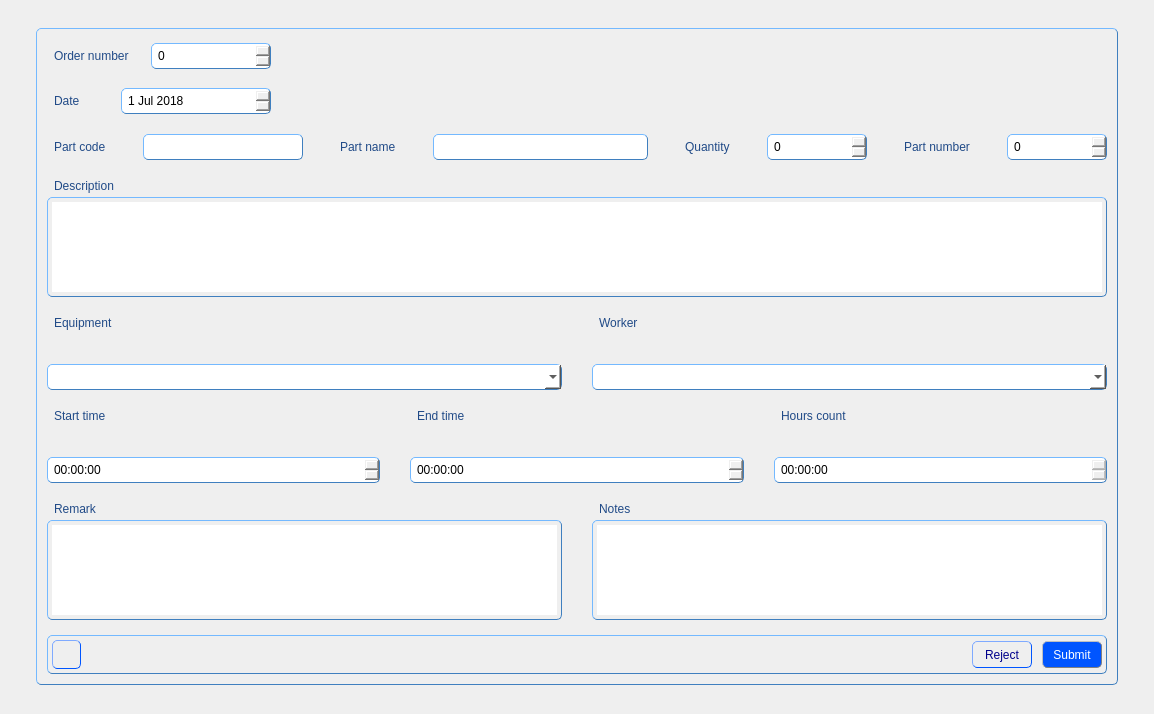
Before: the Qt Designer form JobAccounting/JobAccounting/src/editorform.ui in Rork96/QtProjects, drawn with Qt 5.
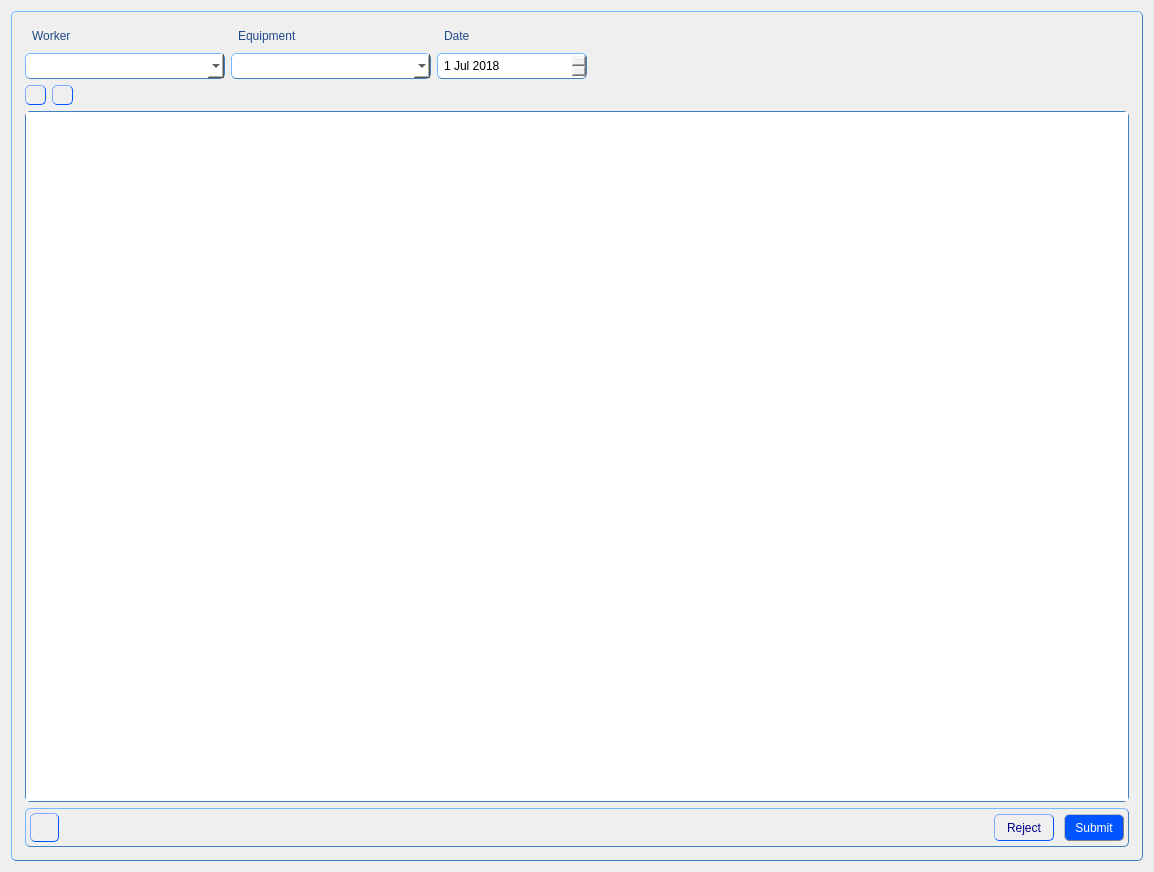
After: the same form once the commit is applied. Icons and pictures are not drawn.

The edit to the form file:
```diff
--- a/JobAccounting/JobAccounting/src/editorform.ui
+++ b/JobAccounting/JobAccounting/src/editorform.ui
@@ -7,7 +7,7 @@
     <x>0</x>
     <y>0</y>
     <width>1154</width>
-    <height>714</height>
+    <height>872</height>
    </rect>
   </property>
   <property name="windowTitle">
@@ -82,25 +82,7 @@
                }</string>
   </property>
   <layout class="QGridLayout" name="gridLayout">
-   <property name="leftMargin">
-    <number>3</number>
-   </property>
-   <property name="topMargin">
-    <number>3</number>
-   </property>
-   <property name="rightMargin">
-    <number>3</number>
-   </property>
-   <property name="bottomMargin">
-    <number>3</number>
-   </property>
-   <property name="horizontalSpacing">
-    <number>0</number>
-   </property>
-   <property name="verticalSpacing">
-    <number>10</number>
-   </property>
-   <item row="1" column="1">
+   <item row="0" column="0">
     <widget class="QGroupBox" name="groupBox_2">
      <property name="sizePolicy">
       <sizepolicy hsizetype="MinimumExpanding" vsizetype="MinimumExpanding">
@@ -108,113 +90,18 @@
        <verstretch>0</verstretch>
       </sizepolicy>
      </property>
+     <property name="minimumSize">
+      <size>
+       <width>0</width>
+       <height>0</height>
+      </size>
+     </property>
      <property name="title">
       <string/>
      </property>
      <layout class="QGridLayout" name="gridLayout_2">
-      <property name="leftMargin">
-       <number>6</number>
-      </property>
-      <property name="topMargin">
-       <number>6</number>
-      </property>
-      <property name="rightMargin">
-       <number>6</number>
-      </property>
-      <property name="bottomMargin">
-       <number>6</number>
-      </property>
-      <property name="horizontalSpacing">
-       <number>30</number>
-      </property>
-      <property name="verticalSpacing">
-       <number>15</number>
-      </property>
-      <item row="2" column="0" colspan="2">
-       <layout class="QVBoxLayout" name="verticalLayout_8">
-        <item>
-         <widget class="QLabel" name="label_14">
-          <property name="sizePolicy">
-           <sizepolicy hsizetype="Preferred" vsizetype="Fixed">
-            <horstretch>0</horstretch>
-            <verstretch>0</verstretch>
-           </sizepolicy>
-          </property>
-          <property name="text">
-           <string>Description</string>
-          </property>
-         </widget>
-        </item>
-        <item>
-         <widget class="QPlainTextEdit" name="descriptionEdit">
-          <property name="maximumSize">
-           <size>
-            <width>16777215</width>
-            <height>100</height>
-           </size>
-          </property>
-         </widget>
-        </item>
-       </layout>
-      </item>
-      <item row="5" column="0">
-       <layout class="QVBoxLayout" name="verticalLayout_2">
-        <item>
-         <widget class="QLabel" name="label_12">
-          <property name="sizePolicy">
-           <sizepolicy hsizetype="Preferred" vsizetype="Fixed">
-            <horstretch>0</horstretch>
-            <verstretch>0</verstretch>
-           </sizepolicy>
-          </property>
-          <property name="text">
-           <string>Remark</string>
-          </property>
-         </widget>
-        </item>
-        <item>
-         <widget class="QPlainTextEdit" name="remarkEdit">
-          <property name="sizePolicy">
-           <sizepolicy hsizetype="Expanding" vsizetype="Maximum">
-            <horstretch>0</horstretch>
-            <verstretch>0</verstretch>
-           </sizepolicy>
-          </property>
-          <property name="maximumSize">
-           <size>
-            <width>16777215</width>
-            <height>100</height>
-           </size>
-          </property>
-         </widget>
-        </item>
-       </layout>
-      </item>
-      <item row="3" column="0" colspan="2">
-       <layout class="QHBoxLayout" name="horizontalLayout_11">
-        <property name="spacing">
-         <number>30</number>
-        </property>
-        <item>
-         <layout class="QVBoxLayout" name="verticalLayout_7">
-          <item>
-           <widget class="QLabel" name="label_3">
-            <property name="sizePolicy">
-             <sizepolicy hsizetype="Preferred" vsizetype="Fixed">
-              <horstretch>0</horstretch>
-              <verstretch>0</verstretch>
-             </sizepolicy>
-            </property>
-            <property name="text">
-             <string>Equipment</string>
-            </property>
-           </widget>
-          </item>
-          <item>
-           <widget class="QComboBox" name="equipComboBox"/>
-          </item>
-         </layout>
-        </item>
+      <item row="0" column="0">
+       <layout class="QHBoxLayout" name="horizontalLayout_4">
         <item>
          <layout class="QVBoxLayout" name="verticalLayout_6">
           <item>
@@ -231,37 +118,10 @@
            </widget>
           </item>
           <item>
-           <widget class="QComboBox" name="workComboBox"/>
-          </item>
-         </layout>
-        </item>
-       </layout>
-      </item>
-      <item row="1" column="0" colspan="2">
-       <layout class="QHBoxLayout" name="horizontalLayout_6">
-        <property name="spacing">
-         <number>30</number>
-        </property>
-        <item>
-         <layout class="QHBoxLayout" name="horizontalLayout_2">
-          <item>
-           <widget class="QLabel" name="label_5">
-            <property name="sizePolicy">
-             <sizepolicy hsizetype="Preferred" vsizetype="Fixed">
-              <horstretch>0</horstretch>
-              <verstretch>0</verstretch>
-             </sizepolicy>
-            </property>
-            <property name="text">
-             <string>Part code</string>
-            </property>
-           </widget>
-          </item>
-          <item>
-           <widget class="QLineEdit" name="partCodeLine">
+           <widget class="QComboBox" name="workComboBox">
             <property name="minimumSize">
              <size>
-              <width>160</width>
+              <width>200</width>
               <height>0</height>
              </size>
             </property>
@@ -270,9 +130,9 @@
          </layout>
         </item>
         <item>
-         <layout class="QHBoxLayout" name="horizontalLayout_3">
+         <layout class="QVBoxLayout" name="verticalLayout_7">
           <item>
-           <widget class="QLabel" name="label_6">
+           <widget class="QLabel" name="label_3">
             <property name="sizePolicy">
              <sizepolicy hsizetype="Preferred" vsizetype="Fixed">
               <horstretch>0</horstretch>
@@ -280,15 +140,15 @@
              </sizepolicy>
             </property>
             <property name="text">
-             <string>Part name</string>
+             <string>Equipment</string>
             </property>
            </widget>
           </item>
           <item>
-           <widget class="QLineEdit" name="partNameLine">
+           <widget class="QComboBox" name="equipComboBox">
             <property name="minimumSize">
              <size>
-              <width>215</width>
+              <width>200</width>
               <height>0</height>
              </size>
             </property>
@@ -297,9 +157,9 @@
          </layout>
         </item>
         <item>
-         <layout class="QHBoxLayout" name="horizontalLayout_4">
+         <layout class="QVBoxLayout" name="verticalLayout">
           <item>
-           <widget class="QLabel" name="label_7">
+           <widget class="QLabel" name="label_2">
             <property name="sizePolicy">
              <sizepolicy hsizetype="Preferred" vsizetype="Fixed">
               <horstretch>0</horstretch>
@@ -307,128 +167,20 @@
              </sizepolicy>
             </property>
             <property name="text">
-             <string>Quantity</string>
+             <string>Date</string>
             </property>
            </widget>
           </item>
           <item>
-           <widget class="QSpinBox" name="quantitySpin">
+           <widget class="QDateEdit" name="dateEdit">
             <property name="minimumSize">
              <size>
-              <width>100</width>
+              <width>150</width>
               <height>0</height>
              </size>
             </property>
-            <property name="maximum">
-             <number>999</number>
-            </property>
-           </widget>
-          </item>
-         </layout>
-        </item>
-        <item>
-         <layout class="QHBoxLayout" name="horizontalLayout_5">
-          <item>
-           <widget class="QLabel" name="label_8">
-            <property name="sizePolicy">
-             <sizepolicy hsizetype="Preferred" vsizetype="Fixed">
-              <horstretch>0</horstretch>
-              <verstretch>0</verstretch>
-             </sizepolicy>
-            </property>
-            <property name="text">
-             <string>Part number</string>
-            </property>
-           </widget>
-          </item>
-          <item>
-           <widget class="QSpinBox" name="partNumberSpin">
-            <property name="minimumSize">
-             <size>
-              <width>100</width>
-              <height>0</height>
-             </size>
-            </property>
-            <property name="maximum">
-             <number>999</number>
-            </property>
-           </widget>
-          </item>
-         </layout>
-        </item>
-       </layout>
-      </item>
-      <item row="0" column="0" colspan="2">
-       <layout class="QHBoxLayout" name="horizontalLayout_9">
-        <property name="spacing">
-         <number>0</number>
-        </property>
-        <item>
-         <layout class="QVBoxLayout" name="verticalLayout_9">
-          <property name="spacing">
-           <number>15</number>
-          </property>
-          <item>
-           <layout class="QHBoxLayout" name="horizontalLayout_8">
-            <item>
-             <widget class="QLabel" name="label">
-              <property name="sizePolicy">
-               <sizepolicy hsizetype="Preferred" vsizetype="Fixed">
-                <horstretch>0</horstretch>
-                <verstretch>0</verstretch>
-               </sizepolicy>
-              </property>
-              <property name="text">
-               <string>Order number</string>
-              </property>
-             </widget>
-            </item>
-            <item>
-             <widget class="QSpinBox" name="orderNumberSpin">
-              <property name="sizePolicy">
-               <sizepolicy hsizetype="Minimum" vsizetype="Fixed">
-                <horstretch>0</horstretch>
-                <verstretch>0</verstretch>
-               </sizepolicy>
-              </property>
-              <property name="minimumSize">
-               <size>
-                <width>120</width>
-                <height>0</height>
-               </size>
-              </property>
-              <property name="maximum">
-               <number>99999999</number>
-              </property>
-             </widget>
-            </item>
-           </layout>
-          </item>
-          <item>
-           <layout class="QHBoxLayout" name="horizontalLayout_7">
-            <item>
-             <widget class="QLabel" name="label_2">
-              <property name="sizePolicy">
-               <sizepolicy hsizetype="Preferred" vsizetype="Fixed">
-                <horstretch>0</horstretch>
-                <verstretch>0</verstretch>
-               </sizepolicy>
-              </property>
-              <property name="text">
-               <string>Date</string>
-              </property>
-             </widget>
-            </item>
-            <item>
-             <widget class="QDateEdit" name="dateEdit">
-              <property name="minimumSize">
-               <size>
-                <width>150</width>
-                <height>0</height>
-               </size>
-              </property>
-              <property name="styleSheet">
-               <string notr="true">QDateEdit {
+            <property name="styleSheet">
+             <string notr="true">QDateEdit {
                color: black;
                padding: 4px;
                border: 1px solid rgb(63, 127, 191); 
@@ -436,20 +188,18 @@
                border-style: outset;
 	           font: 10pt &quot;MS Shell Dlg 2&quot;;
               }</string>
-              </property>
-              <property name="dateTime">
-               <datetime>
-                <hour>0</hour>
-                <minute>0</minute>
-                <second>0</second>
-                <year>2018</year>
-                <month>7</month>
-                <day>1</day>
-               </datetime>
-              </property>
-             </widget>
-            </item>
-           </layout>
+            </property>
+            <property name="dateTime">
+             <datetime>
+              <hour>0</hour>
+              <minute>0</minute>
+              <second>0</second>
+              <year>2018</year>
+              <month>7</month>
+              <day>1</day>
+             </datetime>
+            </property>
+           </widget>
           </item>
          </layout>
         </item>
@@ -466,199 +216,128 @@
           </property>
          </spacer>
         </item>
-        <item>
-         <widget class="QLabel" name="label_15">
-          <property name="sizePolicy">
-           <sizepolicy hsizetype="Fixed" vsizetype="Fixed">
-            <horstretch>0</horstretch>
-            <verstretch>0</verstretch>
-           </sizepolicy>
-          </property>
-          <property name="minimumSize">
-           <size>
-            <width>200</width>
-            <height>80</height>
-           </size>
-          </property>
-          <property name="maximumSize">
-           <size>
-            <width>200</width>
-            <height>80</height>
-           </size>
-          </property>
-          <property name="text">
-           <string/>
-          </property>
-          <property name="pixmap">
-           <pixmap resource="../res/res.qrc">:/LOGO.png</pixmap>
-          </property>
-          <property name="scaledContents">
-           <bool>true</bool>
-          </property>
-         </widget>
-        </item>
        </layout>
       </item>
-      <item row="4" column="0" colspan="2">
-       <layout class="QHBoxLayout" name="horizontalLayout_10">
-        <property name="spacing">
-         <number>30</number>
-        </property>
-        <property name="topMargin">
-         <number>0</number>
-        </property>
+      <item row="1" column="0">
+       <layout class="QHBoxLayout" name="horizontalLayout_3">
         <item>
-         <layout class="QVBoxLayout" name="verticalLayout_3">
+         <layout class="QHBoxLayout" name="horizontalLayout_2">
           <item>
-           <widget class="QLabel" name="label_9">
-            <property name="sizePolicy">
-             <sizepolicy hsizetype="Preferred" vsizetype="Fixed">
-              <horstretch>0</horstretch>
-              <verstretch>0</verstretch>
-             </sizepolicy>
+           <widget class="QToolButton" name="updateButton">
+            <property name="minimumSize">
+             <size>
+              <width>0</width>
+              <height>20</height>
+             </size>
             </property>
-            <property name="text">
-             <string>Start time</string>
+            <property name="maximumSize">
+             <size>
+              <width>16777215</width>
+              <height>20</height>
+             </size>
             </property>
-           </widget>
-          </item>
-          <item>
-           <widget class="QTimeEdit" name="startTimeEdit">
             <property name="styleSheet">
-             <string notr="true">QTimeEdit {
-               color: black;
-               padding: 4px;
-               border: 1px solid rgb(63, 127, 191); 
+             <string notr="true">QToolButton {
+                color: darkblue;
+               border: 1px solid rgb(0, 85, 255); 
                border-radius: 5px;
                border-style: outset;
-	           font: 10pt &quot;MS Shell Dlg 2&quot;;
-              }</string>
+              }
+
+QToolButton:hover {
+               color: white;
+               border: 1px solid grey;
+               background-color: rgb(0, 78, 235);
+               }
+
+QToolButton:pressed {
+               color: rgb(0, 0, 197)
+               background: shadow;
+               border-style: inset;
+               }</string>
             </property>
-            <property name="dateTime">
-             <datetime>
-              <hour>0</hour>
-              <minute>0</minute>
-              <second>0</second>
-              <year>2000</year>
-              <month>1</month>
-              <day>1</day>
-             </datetime>
+            <property name="text">
+             <string/>
             </property>
            </widget>
           </item>
-         </layout>
-        </item>
-        <item>
-         <layout class="QVBoxLayout" name="verticalLayout_4">
           <item>
-           <widget class="QLabel" name="label_10">
-            <property name="sizePolicy">
-             <sizepolicy hsizetype="Preferred" vsizetype="Fixed">
-              <horstretch>0</horstretch>
-              <verstretch>0</verstretch>
-             </sizepolicy>
+           <widget class="QToolButton" name="addButton">
+            <property name="minimumSize">
+             <size>
+              <width>0</width>
+              <height>20</height>
+             </size>
             </property>
-            <property name="text">
-             <string>End time</string>
+            <property name="maximumSize">
+             <size>
+              <width>16777215</width>
+              <height>20</height>
+             </size>
             </property>
-           </widget>
-          </item>
-          <item>
-           <widget class="QTimeEdit" name="endTimeEdit">
             <property name="styleSheet">
-             <string notr="true">QTimeEdit {
-               color: black;
-               padding: 4px;
-               border: 1px solid rgb(63, 127, 191); 
+             <string notr="true">QToolButton {
+                color: darkblue;
+               border: 1px solid rgb(0, 85, 255); 
                border-radius: 5px;
                border-style: outset;
-	           font: 10pt &quot;MS Shell Dlg 2&quot;;
-              }</string>
+              }
+
+QToolButton:hover {
+               color: white;
+               border: 1px solid grey;
+               background-color: rgb(0, 78, 235);
+               }
+
+QToolButton:pressed {
+               color: rgb(0, 0, 197)
+               background: shadow;
+               border-style: inset;
+               }</string>
             </property>
-            <property name="dateTime">
-             <datetime>
-              <hour>0</hour>
-              <minute>0</minute>
-              <second>0</second>
-              <year>2000</year>
-              <month>1</month>
-              <day>1</day>
-             </datetime>
-            </property>
-           </widget>
-          </item>
-         </layout>
-        </item>
-        <item>
-         <layout class="QVBoxLayout" name="verticalLayout_5">
-          <item>
-           <widget class="QLabel" name="label_11">
-            <property name="sizePolicy">
-             <sizepolicy hsizetype="Preferred" vsizetype="Fixed">
-              <horstretch>0</horstretch>
-              <verstretch>0</verstretch>
-             </sizepolicy>
-            </property>
             <property name="text">
-             <string>Hours count</string>
+             <string/>
             </property>
-           </widget>
-          </item>
-          <item>
-           <widget class="QTimeEdit" name="hCountTimeEdit">
-            <property name="enabled">
-             <bool>false</bool>
+            <property name="icon">
+             <iconset resource="../res/res.qrc">
+              <normaloff>:/add.png</normaloff>:/add.png</iconset>
             </property>
-            <property name="styleSheet">
-             <string notr="true">QTimeEdit {
-               color: black;
-               padding: 4px;
-               border: 1px solid rgb(63, 127, 191); 
-               border-radius: 5px;
-               border-style: outset;
-	           font: 10pt &quot;MS Shell Dlg 2&quot;;
-              }</string>
-            </property>
            </widget>
           </item>
          </layout>
         </item>
-       </layout>
-      </item>
-      <item row="5" column="1">
-       <layout class="QVBoxLayout" name="verticalLayout">
         <item>
-         <widget class="QLabel" name="label_13">
-          <property name="sizePolicy">
-           <sizepolicy hsizetype="Preferred" vsizetype="Fixed">
-            <horstretch>0</horstretch>
-            <verstretch>0</verstretch>
-           </sizepolicy>
+         <spacer name="horizontalSpacer_6">
+          <property name="orientation">
+           <enum>Qt::Horizontal</enum>
           </property>
-          <property name="text">
-           <string>Notes</string>
-          </property>
-         </widget>
-        </item>
-        <item>
-         <widget class="QPlainTextEdit" name="notesEdit">
-          <property name="sizePolicy">
-           <sizepolicy hsizetype="Expanding" vsizetype="Maximum">
-            <horstretch>0</horstretch>
-            <verstretch>0</verstretch>
-           </sizepolicy>
-          </property>
-          <property name="maximumSize">
+          <property name="sizeHint" stdset="0">
            <size>
-            <width>16777215</width>
-            <height>100</height>
+            <width>40</width>
+            <height>20</height>
            </size>
           </property>
-         </widget>
+         </spacer>
         </item>
        </layout>
       </item>
-      <item row="6" column="0" colspan="2">
+      <item row="2" column="0">
+       <widget class="QTableView" name="tableView">
+        <property name="styleSheet">
+         <string notr="true">QTableView {
+               color: black;
+               border: 1px solid  rgb(63, 127, 191); 
+               border-radius: 5px;
+	           font: 11pt &quot;MS Shell Dlg 2&quot;;
+              }
+QHeaderView::section {
+   			padding: 4px;
+    		height: 40;
+}</string>
+        </property>
+       </widget>
+      </item>
+      <item row="3" column="0">
        <widget class="QGroupBox" name="groupBox">
         <property name="title">
          <string/>
@@ -830,58 +509,6 @@
      </layout>
     </widget>
    </item>
-   <item row="1" column="2">
-    <spacer name="horizontalSpacer_5">
-     <property name="orientation">
-      <enum>Qt::Horizontal</enum>
-     </property>
-     <property name="sizeHint" stdset="0">
-      <size>
-       <width>40</width>
-       <height>20</height>
-      </size>
-     </property>
-    </spacer>
-   </item>
-   <item row="0" column="1">
-    <spacer name="verticalSpacer">
-     <property name="orientation">
-      <enum>Qt::Vertical</enum>
-     </property>
-     <property name="sizeHint" stdset="0">
-      <size>
-       <width>20</width>
-       <height>40</height>
-      </size>
-     </property>
-    </spacer>
-   </item>
-   <item row="1" column="0">
-    <spacer name="horizontalSpacer_4">
-     <property name="orientation">
-      <enum>Qt::Horizontal</enum>
-     </property>
-     <property name="sizeHint" stdset="0">
-      <size>
-       <width>40</width>
-       <height>20</height>
-      </size>
-     </property>
-    </spacer>
-   </item>
-   <item row="2" column="1">
-    <spacer name="verticalSpacer_2">
-     <property name="orientation">
-      <enum>Qt::Vertical</enum>
-     </property>
-     <property name="sizeHint" stdset="0">
-      <size>
-       <width>20</width>
-       <height>40</height>
-      </size>
-     </property>
-    </spacer>
-   </item>
   </layout>
   <action name="actionEnglish">
    <property name="icon">
```
Left out of the diff: 4 changed lines with no effect on the pictures.
